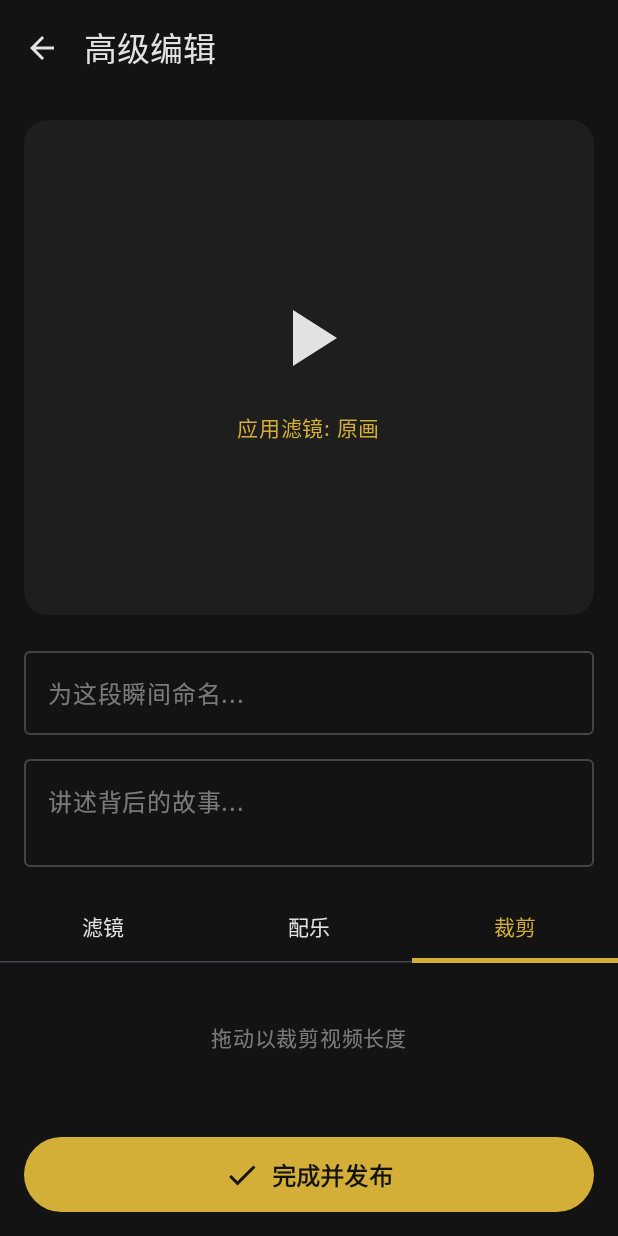
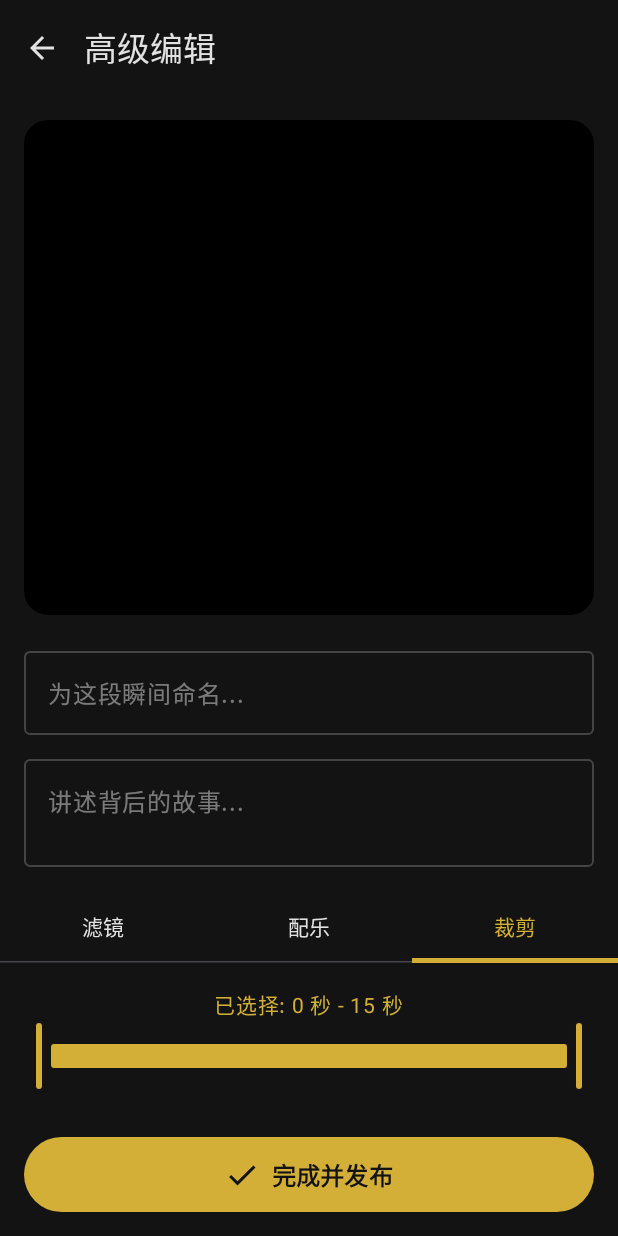
Before and after one commit to zx2121651/91-, an Android app built with Jetpack Compose: the composable VideoEditScreen called with empty values, tab 3 chosen, on a phone screen of 412 x 824 dp. Run offline under Robolectric (Android 15) with nearby library versions, the phone set to English and light mode, and no system bars.

Commit message:
feat: 增加底层视频剪辑能力
Co-authored-by: zx2121651 <67641592+zx2121651@users.noreply.github.com>

```diff
--- a/Aurelian/app/build.gradle
+++ b/Aurelian/app/build.gradle
@@ -83,6 +83,10 @@ dependencies {
 dependencies {
     implementation "androidx.media3:media3-exoplayer:1.2.1"
     implementation "androidx.media3:media3-ui:1.2.1"
+
+    implementation "androidx.media3:media3-transformer:1.2.1"
+    implementation "androidx.media3:media3-effect:1.2.1"
+
 }
 dependencies {
     implementation 'com.squareup.retrofit2:retrofit:2.9.0'
--- a/Aurelian/app/src/main/java/com/aurelian/app/VideoEditScreen.kt
+++ b/Aurelian/app/src/main/java/com/aurelian/app/VideoEditScreen.kt
@@ -2,6 +2,7 @@ package com.aurelian.app
 
 import android.net.Uri
 import android.widget.Toast
+import androidx.annotation.OptIn
 import androidx.compose.foundation.background
 import androidx.compose.foundation.border
 import androidx.compose.foundation.clickable
@@ -24,9 +25,21 @@ import androidx.compose.ui.platform.LocalContext
 import androidx.compose.ui.text.font.FontWeight
 import androidx.compose.ui.unit.dp
 import androidx.compose.ui.unit.sp
+import androidx.compose.ui.viewinterop.AndroidView
+import androidx.media3.common.MediaItem
+import androidx.media3.common.Player
+import androidx.media3.common.util.UnstableApi
+import androidx.media3.exoplayer.ExoPlayer
+import androidx.media3.ui.AspectRatioFrameLayout
+import androidx.media3.ui.PlayerView
+import kotlinx.coroutines.Dispatchers
 import kotlinx.coroutines.launch
+import kotlinx.coroutines.withContext
+import java.io.File
+import kotlin.math.roundToInt
 
-@OptIn(ExperimentalMaterial3Api::class)
+@kotlin.OptIn(ExperimentalMaterial3Api::class)
+@OptIn(UnstableApi::class)
 @Composable
 fun VideoEditScreen(
     videoUri: String,
@@ -43,12 +56,53 @@ fun VideoEditScreen(
     val filters = listOf("原画", "胶片(Film)", "黑白(B&W)", "电影感", "漏光(Leak)")
     var selectedFilter by remember { mutableStateOf(filters[0]) }
 
+    // ExoPlayer 及视频时长状态
+    var exoPlayer by remember { mutableStateOf<ExoPlayer?>(null) }
+    var videoDurationMs by remember { mutableStateOf(15000L) } // 默认 15s
+    var sliderRange by remember { mutableStateOf(0f..1f) }
+
+    DisposableEffect(videoUri) {
+        val player = ExoPlayer.Builder(context).build().apply {
+            setMediaItem(MediaItem.fromUri(Uri.parse(videoUri)))
+            repeatMode = Player.REPEAT_MODE_ALL
+            addListener(object : Player.Listener {
+                override fun onPlaybackStateChanged(playbackState: Int) {
+                    if (playbackState == Player.STATE_READY) {
+                        val dur = duration
+                        if (dur > 0) {
+                            videoDurationMs = dur
+                        }
+                    }
+                }
+            })
+            prepare()
+            play()
+        }
+        exoPlayer = player
+
+        onDispose {
+            player.release()
+            exoPlayer = null
+        }
+    }
+
+    // 当滑块改变时，调整播放器的播放区间
+    LaunchedEffect(sliderRange) {
+        exoPlayer?.let { player ->
+            val startMs = (sliderRange.start * videoDurationMs).toLong()
+            player.seekTo(startMs)
+        }
+    }
+
     Scaffold(
         topBar = {
             TopAppBar(
                 title = { Text("高级编辑", color = Silver, fontWeight = FontWeight.Medium) },
                 navigationIcon = {
-                    IconButton(onClick = onBack) {
+                    IconButton(onClick = {
+                        exoPlayer?.stop()
+                        onBack()
+                    }) {
                         Icon(Icons.Default.ArrowBack, contentDescription = "返回", tint = Silver)
                     }
                 },
@@ -62,7 +116,7 @@ fun VideoEditScreen(
                 .fillMaxSize()
                 .padding(innerPadding)
         ) {
-            // 视频预览区域 (模拟)
+            // 视频预览区域
             Box(
                 modifier = Modifier
                     .fillMaxWidth()
@@ -72,11 +126,31 @@ fun VideoEditScreen(
                     .background(Color(0xFF1E1E1E)),
                 contentAlignment = Alignment.Center
             ) {
-                // TODO: 真实项目中这里应替换为 ExoPlayer 实例并应用所选滤镜
-                Column(horizontalAlignment = Alignment.CenterHorizontally) {
-                    Icon(Icons.Default.PlayArrow, contentDescription = "预览视频", tint = Silver, modifier = Modifier.size(64.dp))
-                    Spacer(modifier = Modifier.height(16.dp))
-                    Text("应用滤镜: $selectedFilter", color = Gold, fontSize = 14.sp)
+                exoPlayer?.let { player ->
+                    AndroidView(
+                        factory = { ctx ->
+                            PlayerView(ctx).apply {
+                                this.player = player
+                                useController = false
+                                resizeMode = AspectRatioFrameLayout.RESIZE_MODE_ZOOM
+                            }
+                        },
+                        modifier = Modifier.fillMaxSize()
+                    )
+                }
+
+                // 仅用于提示滤镜效果，后续需用 Media3 Effect 真正实现实时预览
+                if (selectedFilter != "原画") {
+                    Text(
+                        "预览滤镜: \$selectedFilter",
+                        color = Gold,
+                        fontSize = 12.sp,
+                        modifier = Modifier
+                            .align(Alignment.TopEnd)
+                            .padding(8.dp)
+                            .background(DeepBlack.copy(alpha=0.6f), RoundedCornerShape(4.dp))
+                            .padding(4.dp)
+                    )
                 }
             }
 
@@ -112,7 +186,7 @@ fun VideoEditScreen(
 
             Spacer(modifier = Modifier.height(16.dp))
 
-            // 编辑功能 Tab 区 (滤镜 / 配乐 / 裁剪)
+            // 编辑功能 Tab 区
             TabRow(
                 selectedTabIndex = listOf("滤镜", "配乐", "裁剪").indexOf(selectedTab),
                 containerColor = DeepBlack,
@@ -173,7 +247,28 @@ fun VideoEditScreen(
                         Text("高格调配乐库即将上线（古典 / 爵士 / 氛围电子）", color = Silver.copy(alpha = 0.5f), fontSize = 14.sp)
                     }
                     "裁剪" -> {
-                        Text("拖动以裁剪视频长度", color = Silver.copy(alpha = 0.5f), fontSize = 14.sp)
+                        Column(
+                            modifier = Modifier.padding(horizontal = 24.dp),
+                            horizontalAlignment = Alignment.CenterHorizontally
+                        ) {
+                            val startSec = (sliderRange.start * videoDurationMs / 1000f).roundToInt()
+                            val endSec = (sliderRange.endInclusive * videoDurationMs / 1000f).roundToInt()
+                            Text(
+                                "已选择: " + startSec + " 秒 - " + endSec + " 秒",
+                                color = Gold,
+                                fontSize = 14.sp
+                            )
+                            RangeSlider(
+                                value = sliderRange,
+                                onValueChange = { sliderRange = it },
+                                valueRange = 0f..1f,
+                                colors = SliderDefaults.colors(
+                                    thumbColor = Gold,
+                                    activeTrackColor = Gold,
+                                    inactiveTrackColor = Color.DarkGray
+                                )
+                            )
+                        }
                     }
                 }
             }
@@ -187,15 +282,39 @@ fun VideoEditScreen(
                             return@Button
                         }
                         isPublishing = true
+                        exoPlayer?.pause()
+
                         coroutineScope.launch {
                             try {
+                                // 判断是否需要底层裁剪处理
+                                val needsTrim = sliderRange.start > 0.01f || sliderRange.endInclusive < 0.99f
+
+                                if (needsTrim) {
+                                    Toast.makeText(context, "正在进行专业影片剪辑...", Toast.LENGTH_SHORT).show()
+                                    val startMs = (sliderRange.start * videoDurationMs).toLong()
+                                    val endMs = (sliderRange.endInclusive * videoDurationMs).toLong()
+                                    val outputFile = File(context.cacheDir, "edited_video_\${System.currentTimeMillis()}.mp4")
+
+                                    // 开启后台真实裁剪
+                                    withContext(Dispatchers.IO) {
+                                        VideoEditorCore.trimVideo(
+                                            context = context,
+                                            inputUri = Uri.parse(videoUri),
+                                            startMs = startMs,
+                                            endMs = endMs,
+                                            outputFile = outputFile
+                                        )
+                                    }
+                                }
+
+                                // 发起 Mock 的网络请求发布
                                 val response = NetworkClient.apiService.publishVideo(
-                                    PublishVideoRequest(title, bio, "media_mock_camera_${System.currentTimeMillis()}")
+                                    PublishVideoRequest(title, bio, "media_\${System.currentTimeMillis()}")
                                 )
                                 Toast.makeText(context, response.message, Toast.LENGTH_LONG).show()
                                 onNavigateToFeed()
                             } catch (e: Exception) {
-                                Toast.makeText(context, "发布失败: ${e.message}", Toast.LENGTH_SHORT).show()
+                                Toast.makeText(context, "剪辑或发布失败: \${e.message}", Toast.LENGTH_SHORT).show()
                             } finally {
                                 isPublishing = false
                             }
```
Also changed, not shown: Aurelian/app/src/main/java/com/aurelian/app/VideoEditorCore.kt (added, +94 -0 lines), 2 other files.
